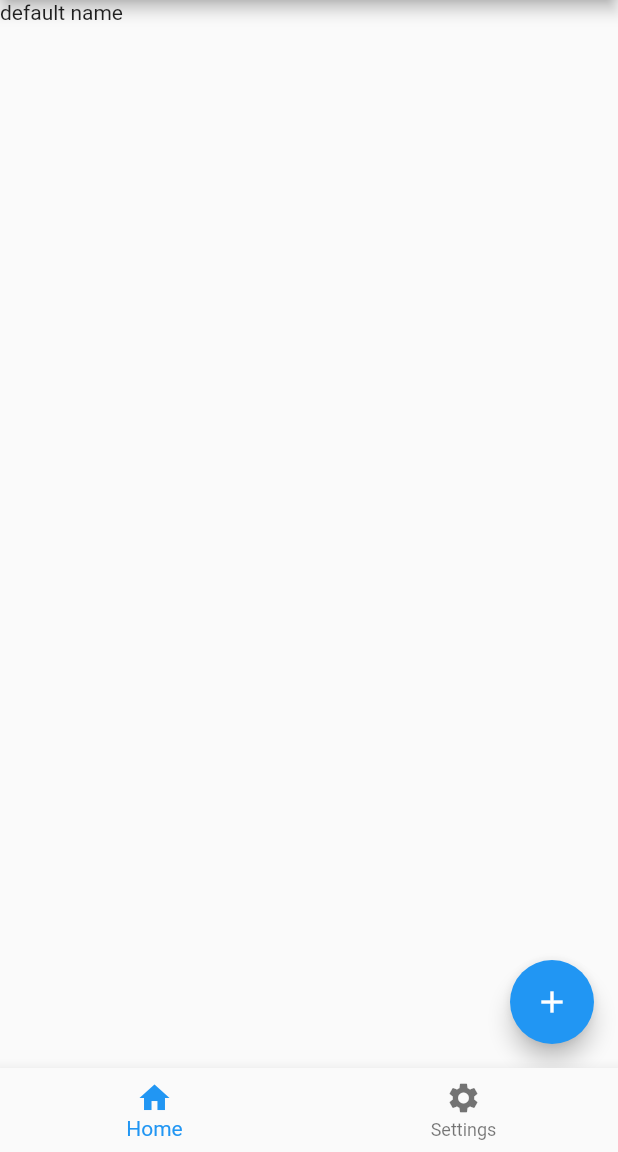
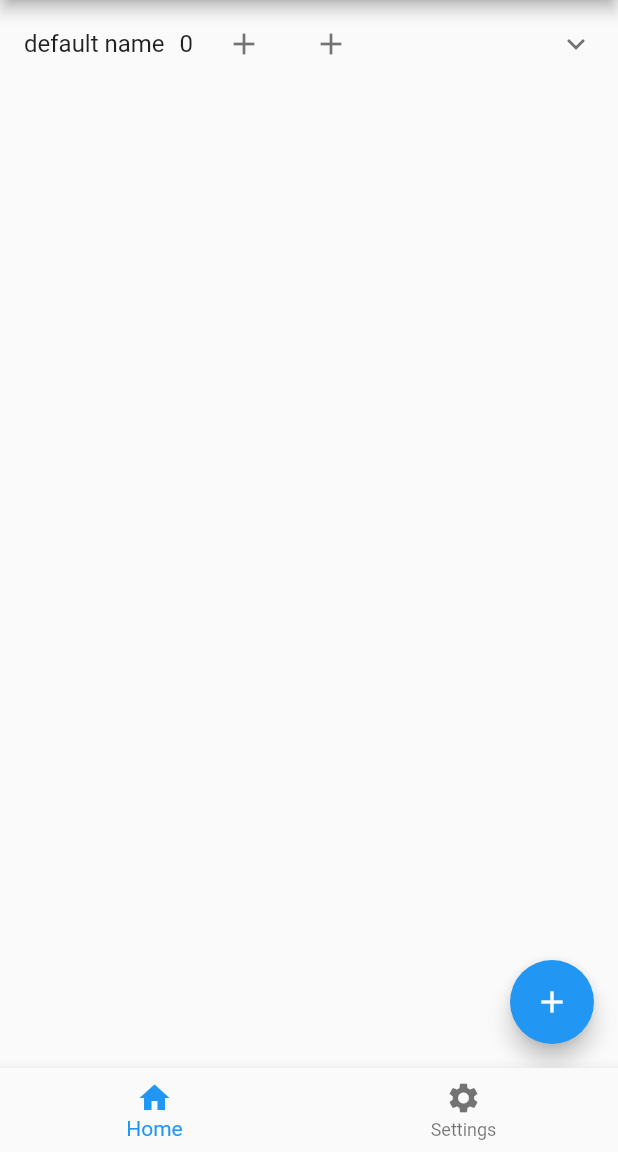
Before and after one commit to DO-TO/flutter, a Flutter app: the screen it shows after launch, after a tap on "Start", after a tap on the "add" icon, on a phone screen of 412 x 824 dp, the part 84-1236 px from its top. Run offline on Flutter 3.47's test engine with Material 2 defaults, Android fonts, the phone set to English and light mode, and no system bars.

Commit message:
Basic adding of the tasks and task groups works now.
Co-authored-by: Laxraa <Laxraa@users.noreply.github.com>

```diff
--- a/lib/main.dart
+++ b/lib/main.dart
@@ -12,7 +12,7 @@ class MyApp extends StatelessWidget {
   @override
   Widget build(BuildContext context) {
     return MaterialApp(
-      title: 'Flutter Demo',
+      title: 'Do To',
       theme: ThemeData(
         // This is the theme of your application.
         primarySwatch: Colors.blue,
--- a/lib/model/task/task_component.dart
+++ b/lib/model/task/task_component.dart
@@ -1,3 +1,5 @@
+import 'package:do_to/view%20/%20task/task_component_view.dart';
+
 abstract class TaskComponent {
   // The compononent of the task composite pattern
 
@@ -11,6 +13,8 @@ abstract class TaskComponent {
   void add(TaskComponent taskComponent);
   void remove(TaskComponent taskComponent);
   void changeProgress(int progress);
+  void incrementProgress(int progress);
+
   List<TaskComponent> getChildren();
 
   String getName(){
@@ -20,4 +24,6 @@ abstract class TaskComponent {
     this.name = name;
   }
 
+  TaskComponentView getTaskComponentView();
+
 }
--- a/lib/model/task/task_composite.dart
+++ b/lib/model/task/task_composite.dart
@@ -1,20 +1,26 @@
 import 'package:do_to/model/task/task_component.dart';
+import 'package:do_to/view%20/%20task/task_composite_view.dart';
+import 'package:do_to/view%20/%20task/task_leaf_view.dart';
+
+import '../../view / task/task_component_view.dart';
 
 class TaskComposite extends TaskComponent {
   // The composite of the task composite pattern
 
-  List<TaskComponent> _taskComponents = [];
+  final List<TaskComponent> _taskComponents = [];
 
   @override
   int getProgress() {
     // get the progress of the composite
     // the progress is the minimum of the progress of the children
-    int progress = TaskComponent.MAX_PROGRESS;
+    int progress = TaskComponent.MAX_PROGRESS + 1;
     for (TaskComponent taskComponent in _taskComponents) {
       progress = progress < taskComponent.getProgress()
           ? progress
           : taskComponent.getProgress();
     }
+    progress = progress > TaskComponent.MAX_PROGRESS
+        ? 0 : progress;
     return progress;
   }
 
@@ -40,7 +46,21 @@ class TaskComposite extends TaskComponent {
   }
 
   @override
+  void incrementProgress(int progress) {
+    // increment the progress of the composite
+    // the progress of the children is changed accordingly
+    for (TaskComponent taskComponent in _taskComponents) {
+      taskComponent.incrementProgress(progress);
+    }
+  }
+
+  @override
   List<TaskComponent> getChildren() {
     return _taskComponents;
   }
+
+  @override
+  TaskComponentView getTaskComponentView() {
+    return TaskCompositeView(component: this);
+  }
 }
--- a/lib/navigation/tasks.dart
+++ b/lib/navigation/tasks.dart
@@ -1,3 +1,4 @@
+import 'package:do_to/model/task/task_composite.dart';
 import 'package:do_to/model/task/task_manager.dart';
 import 'package:flutter/material.dart';
 
@@ -20,17 +21,23 @@ class _TaskScreenState extends State<TaskScreen> {
     });
   }
 
+  void addTaskGroup() {
+    setState(() {
+      taskManager.add(TaskComposite());
+    });
+  }
+
   @override
   Widget build(BuildContext context) {
     return Scaffold(
       body: ListView(
           //todo: display the tasks using composite pattern for the widgets as well.
-          children: taskManager.getChildren().map((task) => Text(task.getName())).toList(),
+          children: taskManager.getChildren().map((task) => task.getTaskComponentView()).toList(),
       ),
 
 
         floatingActionButton: FloatingActionButton(
-          onPressed: addTask,
+          onPressed: addTaskGroup,
           tooltip: 'Add',
           child: const Icon(Icons.add),
         ),
--- /dev/null
+++ b/lib/view / task/task_component_view.dart
@@ -0,0 +1,10 @@
+import 'package:do_to/model/task/task_component.dart';
+import 'package:flutter/material.dart';
+
+abstract class TaskComponentView extends StatefulWidget {
+  const TaskComponentView({Key? key}) : super(key: key);
+}
+
+abstract class TaskComponentViewState extends State<TaskComponentView> {
+
+}
--- /dev/null
+++ b/lib/view / task/task_composite_view.dart
@@ -0,0 +1,77 @@
+import 'package:do_to/model/task/task_component.dart';
+import 'package:do_to/view%20/%20task/task_component_view.dart';
+import 'package:flutter/material.dart';
+
+import '../../model/task/task_composite.dart';
+import '../../model/task/task_leaf.dart';
+
+class TaskCompositeView extends TaskComponentView {
+  final TaskComponent component;
+  const TaskCompositeView({Key? key, required this.component}) : super(key: key);
+
+  @override
+  State<TaskComponentView> createState() => _TaskListState(component);
+}
+
+class _TaskListState extends TaskComponentViewState {
+  TaskComponent taskList;
+  _TaskListState(this.taskList);
+
+  List<TaskComponentView> taskViews = [];
+  void addChildLeaf() {
+    setState(() {
+      taskList.add(TaskLeaf());
+    });
+  }
+
+  void addTaskGroup() {
+    setState(() {
+      taskList.add(TaskComposite());
+    });
+  }
+
+  @override
+  Widget build(BuildContext context) {
+    // create an expandable and collapsable list of tasks in the taskList
+    return ExpansionTile(
+      title: Row(
+        children: [Text(taskList.name),
+                  const SizedBox(width: 10),
+                  Text(taskList.getProgress().toString()),
+                  const SizedBox(width: 10),
+                  IconButton(
+                    onPressed: addChildLeaf,
+                    icon: const Icon(Icons.add),
+                  ),
+                  const SizedBox(width: 10),
+                  IconButton(
+                    onPressed: addTaskGroup,
+                    icon: const Icon(Icons.add),
+                  ),
+                  ]
+
+        ),
+      children: taskList.getChildren().map((task) => task.getTaskComponentView()).toList(),
+    );
+    /*return Scaffold(
+      appBar: AppBar(
+        title: Text(taskList.name),
+        actions: [
+          IconButton(
+            onPressed: addChildLeaf,
+            icon: const Icon(Icons.add),
+          ),
+        ],
+      ),
+      body: ListView.builder(
+        itemCount: taskList.getChildren().length,
+        itemBuilder: (context, index) {
+          return ExpansionTile(
+            title: Text(taskList.name),
+            children: taskList.getChildren().map((task) => task.getTaskComponentView()).toList(),
+          );
+        },
+      ),
+    );*/
+  }
+}
```
Also changed, not shown: lib/model/task/task_leaf.dart (+20 -0 lines), lib/view / task/task_leaf_view.dart (added, +43 -0 lines), 1 other file.
